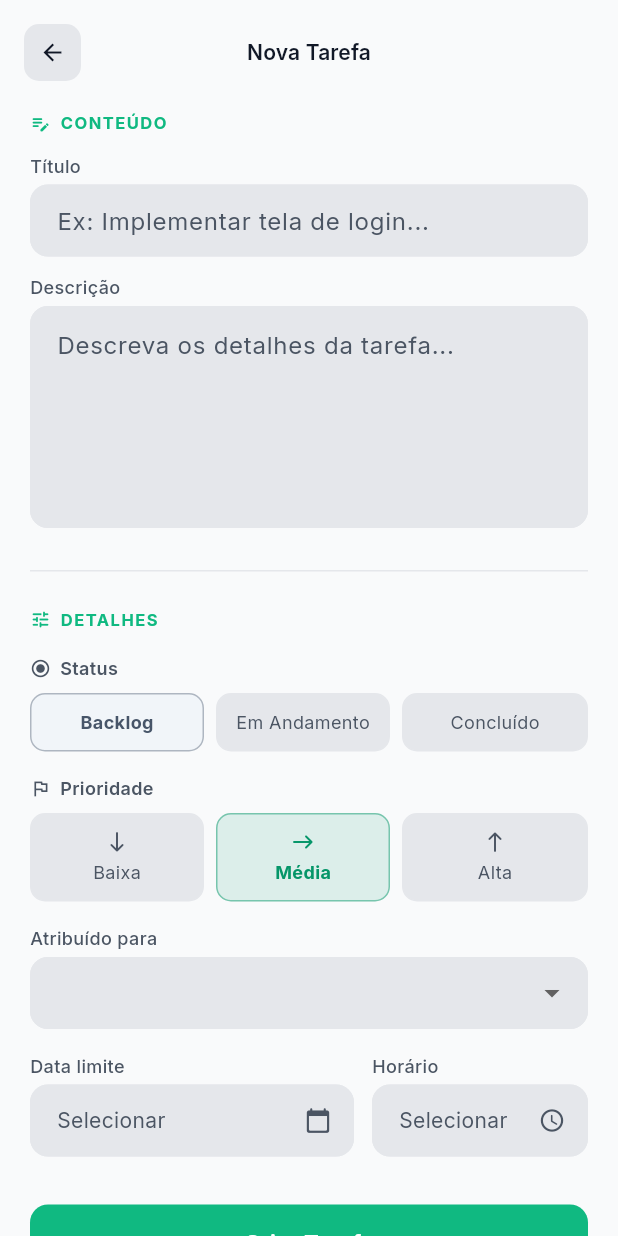
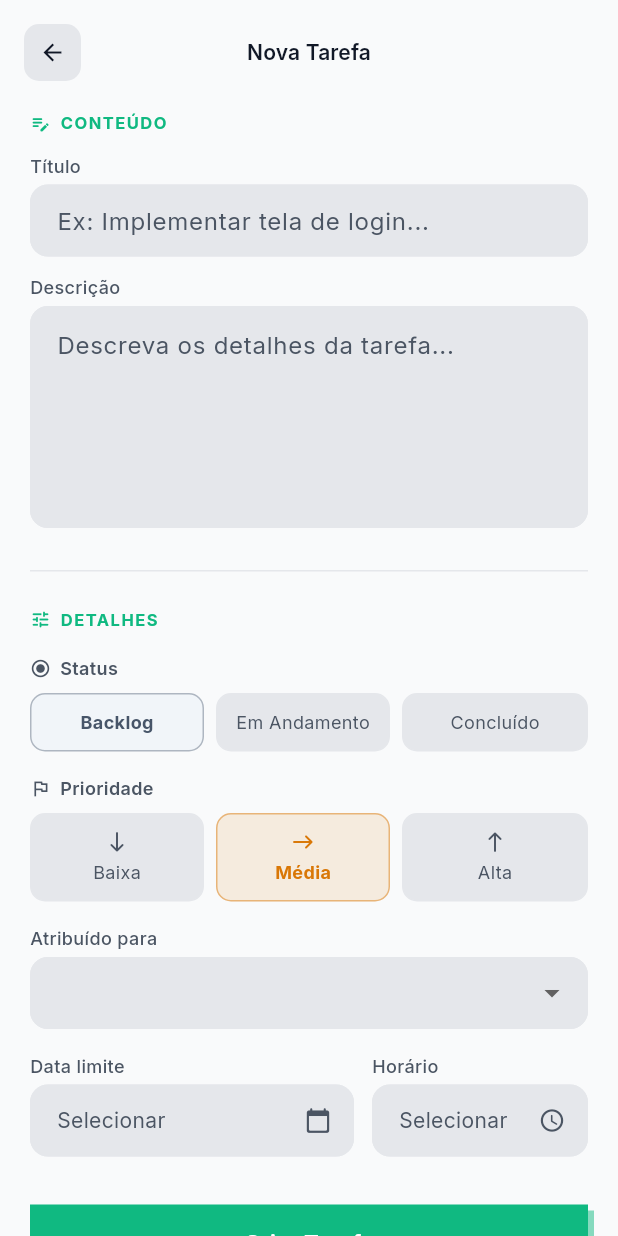
Before and after one commit to igoranthony/taskie, a Flutter app: the _TaskFormView screen opened directly, on a phone screen of 412 x 824 dp. Run offline on Flutter 3.47's test engine with Material 3 defaults, Android fonts, the light colour scheme and no system bars; our stand-ins replace dio, equatable, flutter_bloc, flutter_dotenv, flutter_secure_storage, flutter_svg and 5 more; accounts and stored records are empty; network calls fail.

Commit message:
feat(mobile): atualiza feature de tarefas e widgets compartilhados

```diff
--- a/mobile/lib/features/tasks/data/models/task_history_model.dart
+++ b/mobile/lib/features/tasks/data/models/task_history_model.dart
@@ -9,7 +9,7 @@ String _idFromJson(dynamic v) => v.toString();
 String? _nullableToString(dynamic v) => v?.toString();
 
 @freezed
-class TaskHistoryModel with _$TaskHistoryModel {
+abstract class TaskHistoryModel with _$TaskHistoryModel {
   const TaskHistoryModel._();
 
   const factory TaskHistoryModel({
--- a/mobile/lib/features/tasks/data/models/task_model.dart
+++ b/mobile/lib/features/tasks/data/models/task_model.dart
@@ -5,7 +5,7 @@ part 'task_model.freezed.dart';
 part 'task_model.g.dart';
 
 @freezed
-class TaskModel with _$TaskModel {
+abstract class TaskModel with _$TaskModel {
   const TaskModel._();
 
   const factory TaskModel({
--- a/mobile/lib/features/tasks/presentation/bloc/task_detail/task_detail_bloc.dart
+++ b/mobile/lib/features/tasks/presentation/bloc/task_detail/task_detail_bloc.dart
@@ -1,4 +1,4 @@
-import 'package:gestao_tarefas_tradex/core/errors/app_error_parser.dart';
+import 'package:taskie/core/errors/app_error_parser.dart';
 import 'package:flutter_bloc/flutter_bloc.dart';
 import '../../../domain/repositories/task_repository.dart';
 import 'task_detail_event.dart';
--- a/mobile/lib/features/tasks/presentation/bloc/task_form/task_form_bloc.dart
+++ b/mobile/lib/features/tasks/presentation/bloc/task_form/task_form_bloc.dart
@@ -1,4 +1,4 @@
-import 'package:gestao_tarefas_tradex/core/errors/app_error_parser.dart';
+import 'package:taskie/core/errors/app_error_parser.dart';
 import 'package:flutter_bloc/flutter_bloc.dart';
 import '../../../domain/entities/task.dart';
 import '../../../domain/usecases/create_task.dart';
--- a/mobile/lib/features/tasks/presentation/bloc/task_form/task_form_event.dart
+++ b/mobile/lib/features/tasks/presentation/bloc/task_form/task_form_event.dart
@@ -4,7 +4,7 @@ import '../../../domain/entities/task.dart';
 part 'task_form_event.freezed.dart';
 
 @freezed
-class TaskFormEvent with _$TaskFormEvent {
+abstract class TaskFormEvent with _$TaskFormEvent {
   const factory TaskFormEvent.submitted({
     Task? initialTask,
     required String titulo,
--- a/mobile/lib/features/tasks/presentation/bloc/task_history/task_history_bloc.dart
+++ b/mobile/lib/features/tasks/presentation/bloc/task_history/task_history_bloc.dart
@@ -1,4 +1,4 @@
-import 'package:gestao_tarefas_tradex/core/errors/app_error_parser.dart';
+import 'package:taskie/core/errors/app_error_parser.dart';
 import 'package:flutter_bloc/flutter_bloc.dart';
 import '../../../domain/usecases/get_task_history.dart';
 import 'task_history_event.dart';
--- a/mobile/lib/features/tasks/presentation/bloc/task_history/task_history_event.dart
+++ b/mobile/lib/features/tasks/presentation/bloc/task_history/task_history_event.dart
@@ -3,6 +3,6 @@ import 'package:freezed_annotation/freezed_annotation.dart';
 part 'task_history_event.freezed.dart';
 
 @freezed
-class TaskHistoryEvent with _$TaskHistoryEvent {
+abstract class TaskHistoryEvent with _$TaskHistoryEvent {
   const factory TaskHistoryEvent.loaded(String taskId) = TaskHistoryLoaded;
 }
--- a/mobile/lib/features/tasks/presentation/bloc/task_list/task_list_bloc.dart
+++ b/mobile/lib/features/tasks/presentation/bloc/task_list/task_list_bloc.dart
@@ -1,4 +1,4 @@
-import 'package:gestao_tarefas_tradex/core/errors/app_error_parser.dart';
+import 'package:taskie/core/errors/app_error_parser.dart';
 import 'package:flutter_bloc/flutter_bloc.dart';
 import '../../../domain/usecases/get_tasks.dart';
 import '../../../domain/usecases/delete_task.dart';
--- a/mobile/lib/features/tasks/presentation/widgets/detail/history_item.dart
+++ b/mobile/lib/features/tasks/presentation/widgets/detail/history_item.dart
@@ -143,7 +143,7 @@ class HistoryItem extends StatelessWidget {
                             Container(
                               width: double.infinity,
                               decoration: BoxDecoration(
-                                color: cs.surfaceContainerHighest,
+                                color: cs.surfaceContainerHigh,
                                 borderRadius: BorderRadius.circular(8),
                               ),
                               padding: const EdgeInsets.all(10),
--- a/mobile/lib/features/tasks/presentation/widgets/form/task_form_selectors.dart
+++ b/mobile/lib/features/tasks/presentation/widgets/form/task_form_selectors.dart
@@ -91,15 +91,9 @@ class TaskPrioritySelector extends StatelessWidget {
   Widget build(BuildContext context) {
     final cs = Theme.of(context).colorScheme;
 
-    final options = [
-      (TaskPriority.baixa, 'Baixa', Icons.south_rounded, cs.tertiary),
-      (TaskPriority.media, 'Média', Icons.east_rounded, cs.secondary),
-      (TaskPriority.alta, 'Alta', Icons.north_rounded, cs.error),
-    ];
-
     return Row(
-      children: options.map((opt) {
-        final (priority, label, icon, color) = opt;
+      children: TaskPriority.values.map((priority) {
+        final p = cs.priorityColor(priority);
         final isSelected = priority == value;
         final isLast = priority == TaskPriority.alta;
 
@@ -112,10 +106,10 @@ class TaskPrioritySelector extends StatelessWidget {
                 duration: const Duration(milliseconds: 180),
                 padding: const EdgeInsets.symmetric(vertical: 10),
                 decoration: BoxDecoration(
-                  color: isSelected ? color.withAlpha(30) : cs.surfaceContainer,
+                  color: isSelected ? p.color.withAlpha(30) : cs.surfaceContainer,
                   borderRadius: BorderRadius.circular(10),
                   border: Border.all(
-                    color: isSelected ? color.withAlpha(120) : cs.outlineVariant,
+                    color: isSelected ? p.color.withAlpha(120) : cs.outlineVariant,
                     width: 1,
                   ),
                 ),
@@ -123,18 +117,18 @@ class TaskPrioritySelector extends StatelessWidget {
                   mainAxisSize: MainAxisSize.min,
                   children: [
                     Icon(
-                      icon,
+                      p.icon,
                       size: 16,
-                      color: isSelected ? color : cs.onSurfaceVariant,
+                      color: isSelected ? p.color : cs.onSurfaceVariant,
                     ),
                     const SizedBox(height: 4),
                     Text(
-                      label,
+                      p.label,
                       style: TextStyle(
                         fontSize: 12,
                         fontWeight:
                             isSelected ? FontWeight.w700 : FontWeight.w400,
-                        color: isSelected ? color : cs.onSurfaceVariant,
+                        color: isSelected ? p.color : cs.onSurfaceVariant,
                       ),
                     ),
                   ],
--- a/mobile/lib/features/tasks/presentation/widgets/list/task_card.dart
+++ b/mobile/lib/features/tasks/presentation/widgets/list/task_card.dart
@@ -30,8 +30,10 @@ class TaskCard extends StatelessWidget {
     return Padding(
       padding: const EdgeInsets.only(bottom: 12),
       child: Material(
-        color: cs.surfaceContainer,
+        color: cs.surfaceContainerLowest,
         borderRadius: BorderRadius.circular(16),
+        elevation: 2,
+        shadowColor: cs.shadow.withValues(alpha: 0.08),
         child: InkWell(
           onTap: onTap,
           onLongPress: onStatusChange != null
--- a/mobile/lib/features/tasks/presentation/widgets/list/task_list_skeleton.dart
+++ b/mobile/lib/features/tasks/presentation/widgets/list/task_list_skeleton.dart
@@ -11,7 +11,7 @@ class TaskListSkeleton extends StatelessWidget {
       child: ListView.builder(
         padding: const EdgeInsets.fromLTRB(16, 4, 16, 24),
         itemCount: 6,
-        itemBuilder: (_, __) => Padding(
+        itemBuilder: (_, _) => Padding(
           padding: const EdgeInsets.only(bottom: 12),
           child: Container(
             decoration: BoxDecoration(
--- a/mobile/lib/shared/widgets/app_form_body.dart
+++ b/mobile/lib/shared/widgets/app_form_body.dart
@@ -25,7 +25,7 @@ class AppFormBody extends StatelessWidget {
       child: ListView.separated(
         padding: padding,
         itemCount: children.length,
-        separatorBuilder: (_, __) => SizedBox(height: spacing),
+        separatorBuilder: (_, _) => SizedBox(height: spacing),
         itemBuilder: (_, i) => children[i],
       ),
     );
--- a/mobile/lib/shared/widgets/app_primary_button.dart
+++ b/mobile/lib/shared/widgets/app_primary_button.dart
@@ -19,9 +19,22 @@ class AppPrimaryButton extends StatelessWidget {
   @override
   Widget build(BuildContext context) {
     final cs = Theme.of(context).colorScheme;
+    final active = !isLoading && onPressed != null;
 
     return Semantics(
       label: semanticLabel ?? label,
+      child: Container(
+        decoration: BoxDecoration(
+          boxShadow: active
+              ? [
+                  BoxShadow(
+                    color: cs.primary.withValues(alpha: 0.5),
+                    offset: const Offset(4, 4),
+                    blurRadius: 0,
+                  ),
+                ]
+              : null,
+        ),
         child: FilledButton(
           onPressed: isLoading ? null : onPressed,
           style: FilledButton.styleFrom(
@@ -29,8 +42,8 @@ class AppPrimaryButton extends StatelessWidget {
             backgroundColor: cs.primary,
             foregroundColor: cs.onPrimary,
             disabledBackgroundColor: cs.surfaceContainerHigh,
-          shape: RoundedRectangleBorder(
-            borderRadius: BorderRadius.circular(12),
+            shape: const RoundedRectangleBorder(
+              borderRadius: BorderRadius.zero,
             ),
           ),
           child: isLoading
@@ -65,6 +78,7 @@ class AppPrimaryButton extends StatelessWidget {
                       ),
                     ),
         ),
+      ),
     );
   }
 }
```
Also changed, not shown: mobile/lib/features/tasks/presentation/widgets/common/task_priority_badge.dart (+3 -20 lines), mobile/lib/features/tasks/presentation/widgets/common/task_status_picker.dart (+88 -34 lines), mobile/lib/features/tasks/presentation/widgets/detail/task_detail_overview.dart (+6 -5 lines), mobile/lib/features/tasks/presentation/widgets/list/task_list_header.dart (+5 -5 lines), mobile/lib/features/tasks/data/models/task_history_model.freezed.dart, mobile/lib/features/tasks/data/models/task_history_model.g.dart, mobile/lib/features/tasks/data/models/task_model.freezed.dart, mobile/lib/features/tasks/data/models/task_model.g.dart, mobile/lib/features/tasks/presentation/bloc/task_detail/task_detail_event.freezed.dart, mobile/lib/features/tasks/presentation/bloc/task_detail/task_detail_state.freezed.dart, mobile/lib/features/tasks/presentation/bloc/task_form/task_form_event.freezed.dart, mobile/lib/features/tasks/presentation/bloc/task_form/task_form_state.freezed.dart, mobile/lib/features/tasks/presentation/bloc/task_history/task_history_event.freezed.dart, mobile/lib/features/tasks/presentation/bloc/task_history/task_history_state.freezed.dart, 2 more files. Lines whose indentation alone changed are shown as unchanged.
